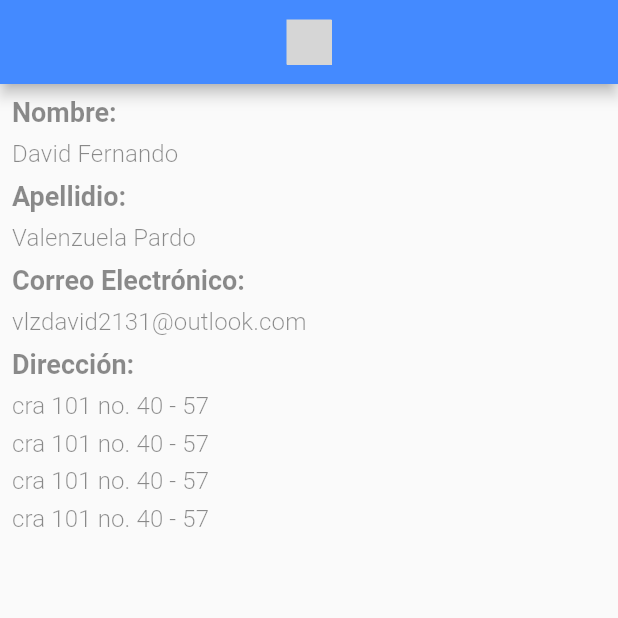
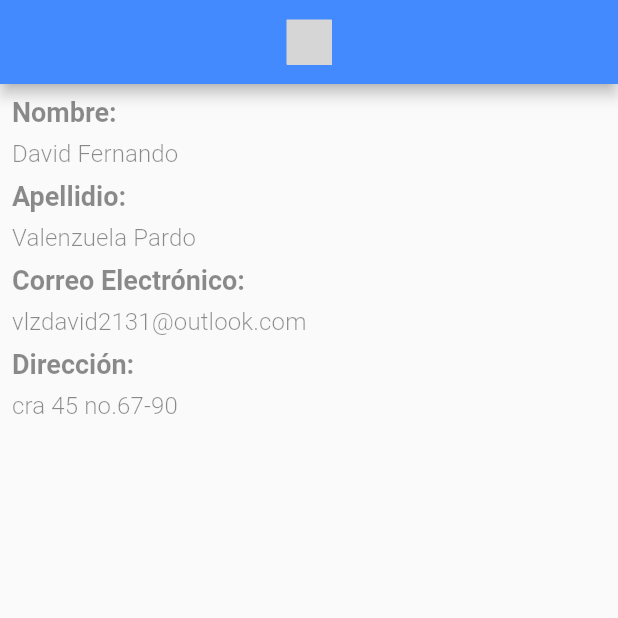
Before and after one commit to valenzuela21/double_v_partners_flutter, a Flutter app: the screen it shows after launch, after a tap on an icon or button, on a phone screen of 412 x 824 dp, the top half of it. Run offline on Flutter 3.47's test engine with Material 2 defaults, Android fonts, the phone set to English and light mode, and no system bars; our stand-ins replace bloc, calendar_date_picker2, equatable, flutter_bloc, flutter_svg; grey boxes are pictures that could not be loaded.

Commit message:
Update Address Final

```diff
--- a/lib/blocs/addres_list/address_list_state.dart
+++ b/lib/blocs/addres_list/address_list_state.dart
@@ -3,7 +3,6 @@ part of 'address_list_bloc.dart';
 
 class AddressListState extends Equatable {
   final List<AddressModel> listAddress;
-
   const AddressListState({
     required this.listAddress
 });
--- a/lib/blocs/info_list/info_list_bloc.dart
+++ b/lib/blocs/info_list/info_list_bloc.dart
@@ -1,4 +1,5 @@
 import 'package:bloc/bloc.dart';
+import 'package:double_partners/models/address.model.dart';
 import 'package:equatable/equatable.dart';
 
 import '../../models/info.model.dart';
@@ -12,7 +13,7 @@ class InfoListBloc extends Bloc<InfoListEvent, InfoListState> {
   }
 
   void  _addInfo(AddInfoList event, Emitter<InfoListState> emit){
-    final newInfo =  InfoModel(name: event.name, secondName: event.secondName, email: event.email, address: const []);
+    final newInfo =  InfoModel(name: event.name, secondName: event.secondName, email: event.email, address: event.address);
     final newInfoList = [...state.infoList, newInfo];
     emit(state.copyWith(infoList: newInfoList));
   }
--- a/lib/blocs/info_list/info_list_event.dart
+++ b/lib/blocs/info_list/info_list_event.dart
@@ -11,10 +11,11 @@ class AddInfoList extends InfoListEvent {
   final String name;
   final String secondName;
   final String email;
+  final List<AddressModel> address;
 
   const AddInfoList(
-      {required this.name, required this.secondName, required this.email});
+      {required this.name, required this.secondName, required this.email, required this.address});
 
   @override
-  List<Object> get props => [name, secondName, email];
+  List<Object> get props => [name, secondName, email, address];
 }
--- a/lib/blocs/info_list/info_list_state.dart
+++ b/lib/blocs/info_list/info_list_state.dart
@@ -7,8 +7,8 @@ class InfoListState extends Equatable {
 
   factory InfoListState.initial() {
     return InfoListState(infoList: [
-      InfoModel(name: "David Fernando", secondName: "Valenzuela Pardo", email: "vlzdavid2131@outlook.com", address: const ["cra 45 no.67-90"]),
-      InfoModel(name: "Andrea", secondName: "Valenzuela Garzón", email: "andrea4567@outlook.com", address: const ["cra 56 -90 no - 90"])
+      InfoModel(name: "David Fernando", secondName: "Valenzuela Pardo", email: "vlzdavid2131@outlook.com", address: [AddressModel(address: "cra 45 no.67-90")]),
+      InfoModel(name: "Andrea", secondName: "Valenzuela Garzón", email: "andrea4567@outlook.com", address: [AddressModel(address: "cra 56 no.90-90")])
     ]);
   }
 
--- a/lib/models/info.model.dart
+++ b/lib/models/info.model.dart
@@ -1,3 +1,4 @@
+import 'package:double_partners/models/address.model.dart';
 import 'package:equatable/equatable.dart';
 import 'package:uuid/uuid.dart';
 
@@ -8,7 +9,7 @@ class InfoModel extends Equatable {
   final String name;
   final String secondName;
   final String email;
-  final List<String> address;
+  final List<AddressModel> address;
 
 
   InfoModel({String? id, required this.name, required this.secondName, required  this.email, required this.address}): id = id ?? uuid.v4();
--- a/lib/presentation/pages/detail.page.dart
+++ b/lib/presentation/pages/detail.page.dart
@@ -26,18 +26,19 @@ class DetailPage extends StatelessWidget {
         const SizedBox(height:8),
         Text("Dirección:", style: Theme.of(context).textTheme.displaySmall),
         const SizedBox(height:8),
+        info.address.isNotEmpty ?
         SizedBox(
           height: 400,
           child: ListView.builder(
-              itemCount: 4,
+              itemCount: info.address.length,
               itemBuilder: (BuildContext context, int index) {
                 return Container(
                   height: 25,
                   color: Colors.transparent,
-                  child: Text("cra 101 no. 40 - 57",  style: Theme.of(context).textTheme.titleSmall),
+                  child: Text(info.address[index].address,  style: Theme.of(context).textTheme.titleSmall),
                 );
               }),
-        )
+        ) : Text("No hay direcciones...", style: Theme.of(context).textTheme.titleSmall)
       ],
     ));
   }
```
Also changed, not shown: lib/presentation/pages/create.page.dart (+6 -3 lines).
